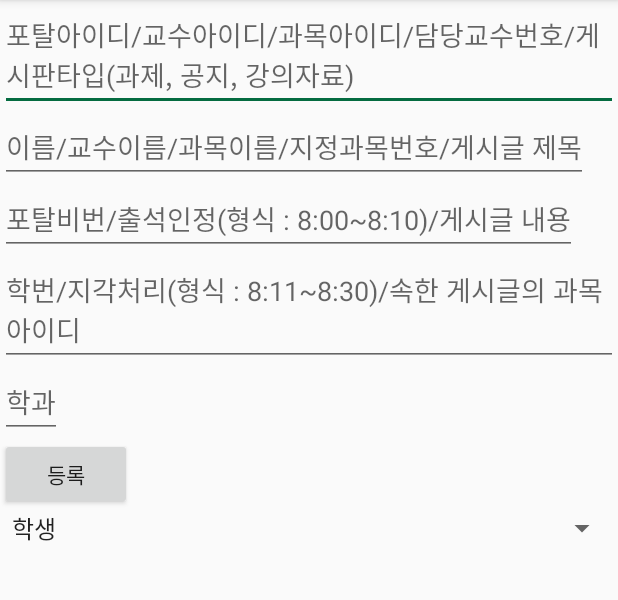
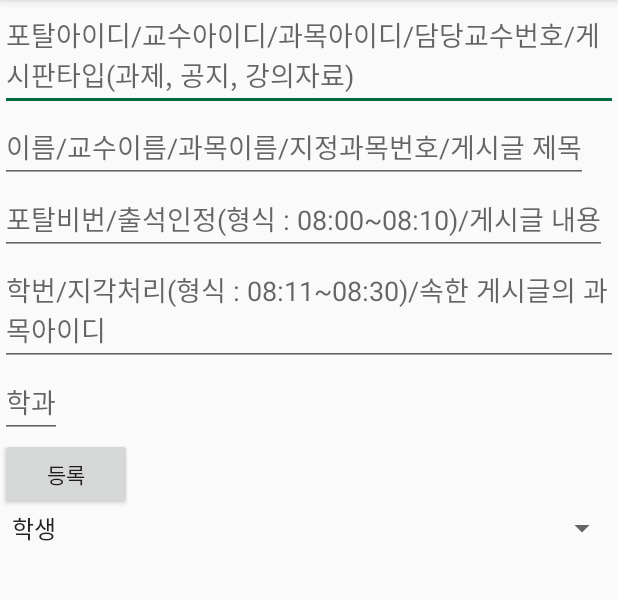
Before and after one commit to Kangzingu/Konkuk-Smart-eCampus, an Android app: the AdminActivity screen opened directly, with no data from a screen before it, on a phone screen of 412 x 824 dp, the part 84-684 px from its top. Run offline under Robolectric (Android 15) with nearby library versions, the phone set to English and light mode, and no system bars; our stand-ins replace Firebase (no records; nobody signed in at launch, a user with empty details on screens opened directly).

Commit message:
시간 포맷 변경 00:00

```diff
--- a/app/src/main/res/layout/activity_admin.xml
+++ b/app/src/main/res/layout/activity_admin.xml
@@ -24,13 +24,13 @@
     android:id="@+id/e3"
     android:layout_width="wrap_content"
     android:layout_height="wrap_content"
-    android:hint="포탈비번/출석인정(형식 : 8:00~8:10)/게시글 내용" />
+    android:hint="포탈비번/출석인정(형식 : 08:00~08:10)/게시글 내용" />
 
     <EditText
         android:id="@+id/e4"
         android:layout_width="wrap_content"
         android:layout_height="wrap_content"
-        android:hint="학번/지각처리(형식 : 8:11~8:30)/속한 게시글의 과목아이디" />
+        android:hint="학번/지각처리(형식 : 08:11~08:30)/속한 게시글의 과목아이디" />
 
     <EditText
         android:id="@+id/e5"
```
